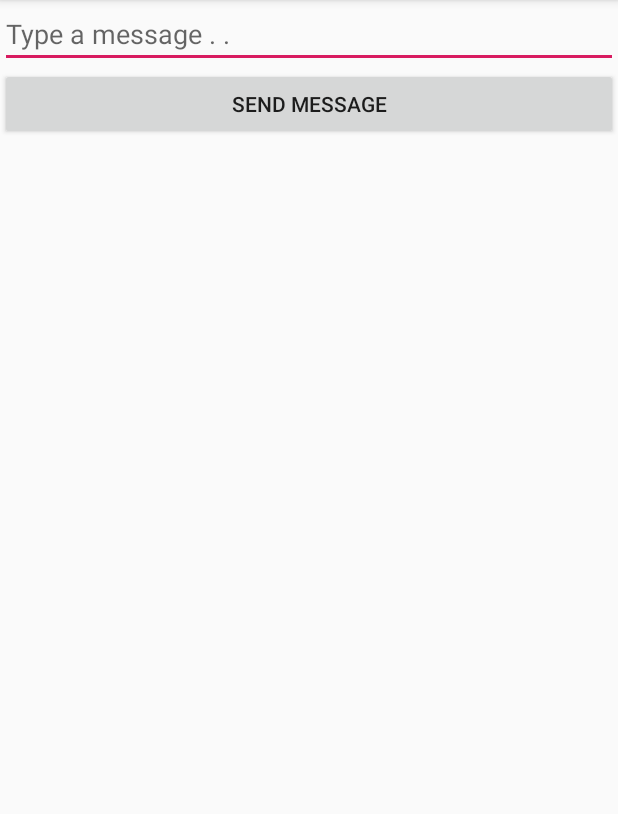
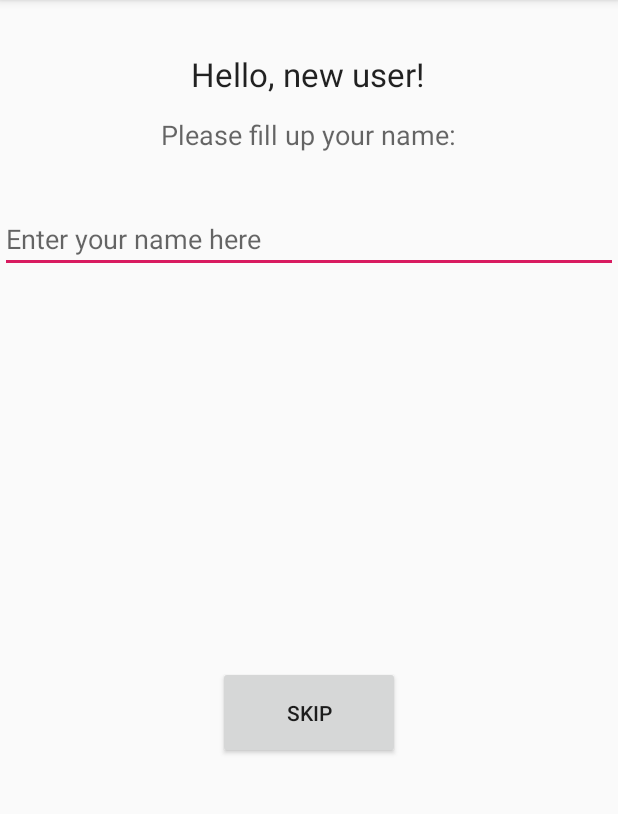
Before and after one commit to aliabdalhay/selfChat2, an Android app: the screen it shows after launch (MainActivity before the commit, LoginActivity after it), on a phone screen of 412 x 824 dp, the part 84-898 px from its top. Run offline under Robolectric (Android 15) with nearby library versions, the phone set to English and light mode, and no system bars; our stand-ins replace Firebase (no records; nobody signed in at launch, a user with empty details on screens opened directly).

Commit message:
i love post pc

```diff
--- /dev/null
+++ b/app/src/main/java/com/image/get/selfchat/LoginActivity.java
@@ -0,0 +1,128 @@
+package com.image.get.selfchat;
+
+
+import android.content.Context;
+import android.content.Intent;
+import android.content.SharedPreferences;
+import android.preference.PreferenceManager;
+import android.support.v7.app.AppCompatActivity;
+import android.os.Bundle;
+import android.text.Editable;
+import android.text.TextWatcher;
+import android.util.Log;
+import android.view.View;
+import android.widget.Button;
+import android.widget.EditText;
+
+import com.google.android.gms.tasks.OnSuccessListener;
+import com.google.firebase.firestore.DocumentReference;
+import com.google.firebase.firestore.DocumentSnapshot;
+import com.google.firebase.firestore.FirebaseFirestore;
+
+import java.util.HashMap;
+import java.util.Map;
+
+public class LoginActivity extends AppCompatActivity {
+
+    private FirebaseFirestore db = FirebaseFirestore.getInstance();
+    private DocumentReference docRef = db.collection("myDatabase").document("A74ym65IhadHvbhKF4TM");
+    private static final String USER_NAME = "user_name";
+    private static final String EMPTY_NAME = "";
+    private String userName = EMPTY_NAME;
+    private Map<String, Object> keyMap = new HashMap<>();
+    SharedPreferences sp;
+    SharedPreferences.Editor editor;
+    @Override
+    protected void onCreate(Bundle savedInstanceState) {
+        super.onCreate(savedInstanceState);
+        setContentView(R.layout.login_activity);
+        sp = PreferenceManager.getDefaultSharedPreferences(this);
+        editor = sp.edit();
+        userName = sp.getString(USER_NAME, EMPTY_NAME);
+        if(!userName.equals(EMPTY_NAME))
+        {
+            Intent intent = new Intent(getBaseContext(), MainActivity.class);
+            intent.putExtra("USER_NAME", userName);
+            startActivity(intent);
+            finish();
+        }
+        docRef.get().addOnSuccessListener(new OnSuccessListener<DocumentSnapshot>() {
+            @Override
+            public void onSuccess(DocumentSnapshot documentSnapshot) {
+                if (documentSnapshot.exists())
+                {
+                    try
+                    {
+                        userName = documentSnapshot.getString(USER_NAME);
+                        Intent intent = new Intent(getBaseContext(), MainActivity.class);
+                        intent.putExtra("USER_NAME", userName);
+                        startActivity(intent);
+                        finish();
+                    }
+                    catch (NumberFormatException e)
+                    {
+                        userName = EMPTY_NAME;
+                    }
+                }
+                else
+                {
+                    userName = EMPTY_NAME;
+                }
+            }
+        });
+
+        final EditText user_name_edit_txt = findViewById(R.id.editText_User_name);
+        final Button set_name_btn = findViewById(R.id.buttonMyname);
+        final Button skip = findViewById(R.id.buttonSkip);
+        set_name_btn.setVisibility(View.GONE);
+        user_name_edit_txt.addTextChangedListener(new TextWatcher() {
+
+            @Override
+            public void onTextChanged(CharSequence s, int start, int before, int count) {
+
+                if(s.length()==0){
+                    set_name_btn.setVisibility(View.GONE);
+                } else {
+                    set_name_btn.setVisibility(View.VISIBLE);
+                }
+            }
+
+            @Override
+            public void beforeTextChanged(CharSequence s, int start, int count,
+                                          int after) {
+                // TODO Auto-generated method stub
+
+            }
+
+            @Override
+            public void afterTextChanged(Editable s) {
+                // TODO Auto-generated method stub
+
+            }
+        });
+        set_name_btn.setOnClickListener(new View.OnClickListener() {
+            public void onClick(View v) {
+                userName = user_name_edit_txt.getText().toString();
+                editor.putString(USER_NAME, userName);
+                editor.apply();
+                keyMap.put(USER_NAME, userName);
+                docRef.set(keyMap);
+                Intent intent = new Intent(getBaseContext(), MainActivity.class);
+                intent.putExtra("USER_NAME", userName);
+                startActivity(intent);
+                finish();
+            }
+        });
+        skip.setOnClickListener(new View.OnClickListener() {
+            @Override
+            public void onClick(View v) {
+                Intent intent = new Intent(getBaseContext(), MainActivity.class);
+                intent.putExtra("USER_NAME", EMPTY_NAME);
+                startActivity(intent);
+                finish();
+            }
+        });
+    }
+
+
+}
--- a/app/src/main/res/layout/activity_main.xml
+++ b/app/src/main/res/layout/activity_main.xml
@@ -6,20 +6,18 @@
     android:layout_height="match_parent"
     tools:context=".MainActivity">
 
-
     <EditText
         android:id="@+id/edit_text"
-        android:layout_width="match_parent"
+        android:layout_width="0dp"
         android:layout_height="wrap_content"
         android:ems="10"
-        android:hint="Type a message . ."
+        android:hint="Type a message.."
         android:inputType="textPersonName"
         app:layout_constraintBottom_toTopOf="@+id/send_btn"
         app:layout_constraintEnd_toEndOf="parent"
-        app:layout_constraintHorizontal_bias="0.5"
+        app:layout_constraintHorizontal_bias="0.0"
         app:layout_constraintStart_toStartOf="parent"
-        app:layout_constraintTop_toTopOf="parent"
-        app:layout_constraintVertical_bias="0.023" />
+        app:layout_constraintTop_toBottomOf="@+id/text_USER" />
 
     <Button
         android:id="@+id/send_btn"
@@ -28,25 +26,30 @@
         android:text="SEND MESSAGE"
         app:layout_constraintBottom_toTopOf="@+id/myRecycle"
         app:layout_constraintEnd_toEndOf="parent"
-        app:layout_constraintHorizontal_bias="0.5"
+        app:layout_constraintHorizontal_bias="0.0"
         app:layout_constraintStart_toStartOf="parent"
-        app:layout_constraintTop_toBottomOf="@+id/edit_text"
-        app:layout_constraintVertical_bias="0.035" />
+        app:layout_constraintTop_toBottomOf="@+id/edit_text" />
 
     <android.support.v7.widget.RecyclerView
         android:id="@+id/myRecycle"
-        android:layout_width="0dp"
-        android:layout_height="0dp"
-        android:layout_marginStart="8dp"
-        android:layout_marginLeft="8dp"
-        android:layout_marginTop="8dp"
-        android:layout_marginEnd="8dp"
-        android:layout_marginRight="8dp"
-        android:layout_marginBottom="8dp"
+        android:layout_width="264dp"
+        android:layout_height="386dp"
         app:layout_constraintBottom_toBottomOf="parent"
         app:layout_constraintEnd_toEndOf="parent"
-        app:layout_constraintHorizontal_bias="0.0"
+        app:layout_constraintHorizontal_bias="0.5"
         app:layout_constraintStart_toStartOf="parent"
         app:layout_constraintTop_toBottomOf="@+id/send_btn" />
 
+    <TextView
+        android:id="@+id/text_USER"
+        android:layout_width="wrap_content"
+        android:layout_height="wrap_content"
+        android:text="Hello User"
+        android:textAppearance="@style/TextAppearance.AppCompat.Large"
+        app:layout_constraintBottom_toTopOf="@+id/edit_text"
+        app:layout_constraintEnd_toEndOf="parent"
+        app:layout_constraintHorizontal_bias="0.5"
+        app:layout_constraintStart_toStartOf="parent"
+        app:layout_constraintTop_toTopOf="parent" />
+
 </android.support.constraint.ConstraintLayout>
--- /dev/null
+++ b/app/src/main/res/layout/login_activity.xml
@@ -0,0 +1,70 @@
+<?xml version="1.0" encoding="utf-8"?>
+<android.support.constraint.ConstraintLayout xmlns:android="http://schemas.android.com/apk/res/android"
+    xmlns:app="http://schemas.android.com/apk/res-auto"
+    xmlns:tools="http://schemas.android.com/tools"
+    android:layout_width="match_parent"
+    android:layout_height="match_parent"
+    tools:context=".LoginActivity">
+
+    <TextView
+        android:id="@+id/textView"
+        android:layout_width="wrap_content"
+        android:layout_height="wrap_content"
+        android:text="Hello, new user!"
+        android:textAppearance="@style/TextAppearance.AppCompat.Large"
+        app:layout_constraintBottom_toBottomOf="parent"
+        app:layout_constraintEnd_toEndOf="parent"
+        app:layout_constraintHorizontal_bias="0.498"
+        app:layout_constraintStart_toStartOf="parent"
+        app:layout_constraintTop_toTopOf="parent"
+        app:layout_constraintVertical_bias="0.047" />
+
+    <TextView
+        android:id="@+id/textView1"
+        android:layout_width="wrap_content"
+        android:layout_height="wrap_content"
+        android:text="Please fill up your name:"
+        android:textAppearance="@style/TextAppearance.AppCompat.Medium"
+        app:layout_constraintBottom_toBottomOf="parent"
+        app:layout_constraintEnd_toEndOf="parent"
+        app:layout_constraintHorizontal_bias="0.497"
+        app:layout_constraintStart_toStartOf="parent"
+        app:layout_constraintTop_toBottomOf="@+id/textView"
+        app:layout_constraintVertical_bias="0.02" />
+
+    <EditText
+        android:id="@+id/editText_User_name"
+        android:layout_width="0dp"
+        android:layout_height="wrap_content"
+        android:ems="10"
+        android:hint="Enter your name here"
+        android:inputType="textPersonName"
+        app:layout_constraintBottom_toBottomOf="parent"
+        app:layout_constraintEnd_toEndOf="parent"
+        app:layout_constraintStart_toStartOf="parent"
+        app:layout_constraintTop_toBottomOf="@+id/textView1"
+        app:layout_constraintVertical_bias="0.056" />
+
+    <Button
+        android:id="@+id/buttonMyname"
+        android:layout_width="156dp"
+        android:layout_height="72dp"
+        android:text="This is my name"
+        app:layout_constraintBottom_toTopOf="@+id/buttonSkip"
+        app:layout_constraintEnd_toEndOf="parent"
+        app:layout_constraintHorizontal_bias="0.5"
+        app:layout_constraintStart_toStartOf="parent"
+        app:layout_constraintTop_toBottomOf="@+id/editText_User_name" />
+
+    <Button
+        android:id="@+id/buttonSkip"
+        android:layout_width="121dp"
+        android:layout_height="62dp"
+        android:text="Skip"
+        app:layout_constraintBottom_toBottomOf="parent"
+        app:layout_constraintEnd_toEndOf="parent"
+        app:layout_constraintHorizontal_bias="0.5"
+        app:layout_constraintStart_toStartOf="parent"
+        app:layout_constraintTop_toBottomOf="@+id/buttonMyname" />
+
+</android.support.constraint.ConstraintLayout>
```
Also changed, not shown: app/src/main/AndroidManifest.xml (+9 -2 lines), app/src/main/java/com/image/get/selfchat/MainActivity.java (+48 -32 lines), app/src/main/java/com/image/get/selfchat/MessageDetailsActivity.java (added, +44 -0 lines), app/src/main/java/com/image/get/selfchat/MyAdapter.java (+33 -10 lines), app/src/main/res/layout/messages.xml (added, +91 -0 lines).
